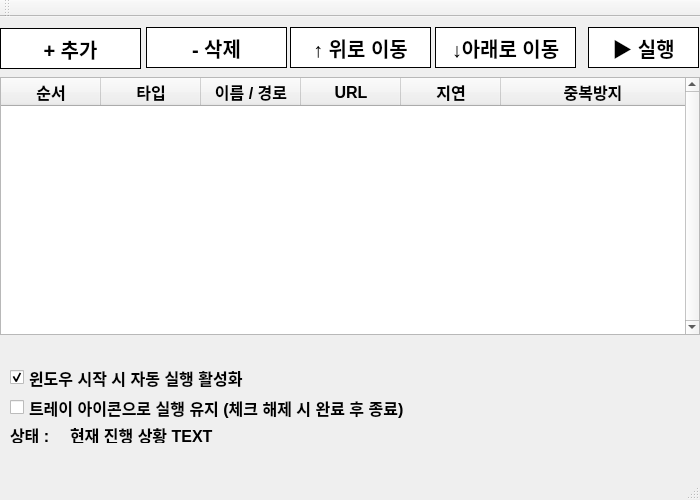
Above: Qt_Widgets_App_RoutineAutomator/Qt_Widgets_App_RoutineAutomator/Qt_Widgets_App_RoutineAutomator.ui from dndjd321/RoutineAutomator before the change. Below: the same form after it.
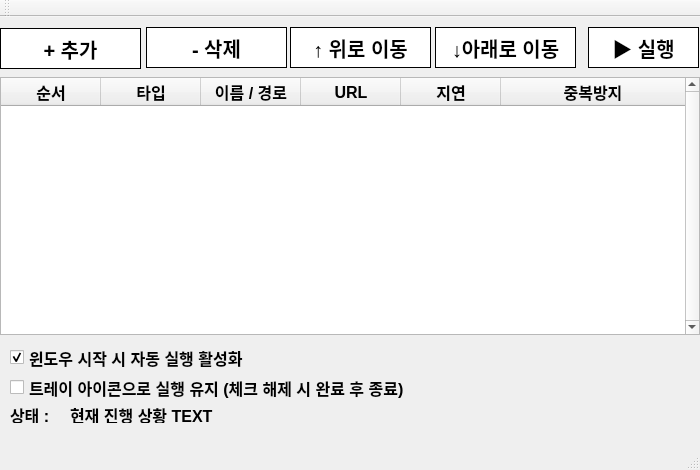
That is the form after the change.

```diff
--- a/Qt_Widgets_App_RoutineAutomator/Qt_Widgets_App_RoutineAutomator/Qt_Widgets_App_RoutineAutomator.ui
+++ b/Qt_Widgets_App_RoutineAutomator/Qt_Widgets_App_RoutineAutomator/Qt_Widgets_App_RoutineAutomator.ui
@@ -7,7 +7,7 @@
     <x>0</x>
     <y>0</y>
     <width>700</width>
-    <height>500</height>
+    <height>470</height>
    </rect>
   </property>
   <property name="font">
@@ -225,7 +225,7 @@
     <property name="geometry">
      <rect>
       <x>10</x>
-      <y>350</y>
+      <y>330</y>
       <width>271</width>
       <height>21</height>
      </rect>
@@ -247,7 +247,7 @@
     <property name="geometry">
      <rect>
       <x>10</x>
-      <y>380</y>
+      <y>360</y>
       <width>461</width>
       <height>21</height>
      </rect>
@@ -266,7 +266,7 @@
     <property name="geometry">
      <rect>
       <x>10</x>
-      <y>410</y>
+      <y>390</y>
       <width>48</width>
       <height>16</height>
      </rect>
@@ -285,7 +285,7 @@
     <property name="geometry">
      <rect>
       <x>70</x>
-      <y>410</y>
+      <y>390</y>
       <width>601</width>
       <height>16</height>
      </rect>
```
